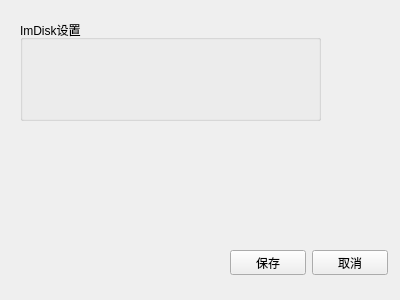
TyroneVeblen/ParWith7z, file src/ui/PageForOtherSettings.ui: the form before one commit.
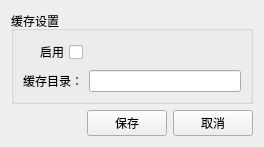
The form after the commit.

The edit to the form file:
```diff
--- a/src/ui/PageForOtherSettings.ui
+++ b/src/ui/PageForOtherSettings.ui
@@ -6,38 +6,91 @@
    <rect>
     <x>0</x>
     <y>0</y>
-    <width>400</width>
-    <height>300</height>
+    <width>264</width>
+    <height>145</height>
    </rect>
   </property>
   <property name="windowTitle">
    <string>Form</string>
   </property>
+  <layout class="QGridLayout" name="gridLayout_3">
+   <item row="0" column="0">
   <widget class="QGroupBox" name="groupBox">
-   <property name="geometry">
-    <rect>
-     <x>20</x>
-     <y>20</y>
-     <width>301</width>
-     <height>101</height>
-    </rect>
+     <property name="toolTip">
+      <string>此处建议使用Imdisk
+使用此工具，可以让你将内存挂载为磁盘，以作为缓存目录
+使用内存作为缓存可以降低SSD使用量，加快速度
+默认禁用</string>
    </property>
    <property name="whatsThis">
     <string>&lt;html&gt;&lt;head/&gt;&lt;body&gt;&lt;p&gt;ImDisk是一款软件，用户创建一个内存盘。&lt;/p&gt;&lt;/body&gt;&lt;/html&gt;</string>
    </property>
    <property name="title">
-    <string>ImDisk设置</string>
-   </property>
-  </widget>
-  <widget class="QWidget" name="">
-   <property name="geometry">
-    <rect>
-     <x>230</x>
-     <y>250</y>
-     <width>158</width>
-     <height>25</height>
-    </rect>
-   </property>
+      <string>缓存设置</string>
+     </property>
+     <layout class="QGridLayout" name="gridLayout_2">
+      <item row="0" column="0">
+       <layout class="QGridLayout" name="gridLayout">
+        <item row="0" column="0">
+         <widget class="QCheckBox" name="is_enable_cache">
+          <property name="layoutDirection">
+           <enum>Qt::RightToLeft</enum>
+          </property>
+          <property name="autoFillBackground">
+           <bool>false</bool>
+          </property>
+          <property name="text">
+           <string>启用</string>
+          </property>
+          <property name="tristate">
+           <bool>false</bool>
+          </property>
+         </widget>
+        </item>
+        <item row="0" column="1">
+         <spacer name="horizontalSpacer">
+          <property name="orientation">
+           <enum>Qt::Horizontal</enum>
+          </property>
+          <property name="sizeHint" stdset="0">
+           <size>
+            <width>40</width>
+            <height>20</height>
+           </size>
+          </property>
+         </spacer>
+        </item>
+        <item row="1" column="0">
+         <widget class="QLabel" name="label">
+          <property name="text">
+           <string>缓存目录：</string>
+          </property>
+         </widget>
+        </item>
+        <item row="1" column="1">
+         <widget class="QLineEdit" name="cache_folder"/>
+        </item>
+       </layout>
+      </item>
+     </layout>
+    </widget>
+   </item>
+   <item row="1" column="0">
+    <layout class="QHBoxLayout" name="horizontalLayout_2" stretch="5,1">
+     <item>
+      <spacer name="horizontalSpacer_2">
+       <property name="orientation">
+        <enum>Qt::Horizontal</enum>
+       </property>
+       <property name="sizeHint" stdset="0">
+        <size>
+         <width>40</width>
+         <height>20</height>
+        </size>
+       </property>
+      </spacer>
+     </item>
+     <item>
    <layout class="QHBoxLayout" name="horizontalLayout">
     <item>
      <widget class="QPushButton" name="save_settings">
@@ -54,7 +107,10 @@
      </widget>
     </item>
    </layout>
-  </widget>
+     </item>
+    </layout>
+   </item>
+  </layout>
  </widget>
  <resources/>
  <connections/>
```
Left out of the diff: 4 changed lines with no effect on the pictures. Lines whose indentation alone changed are shown as unchanged.
